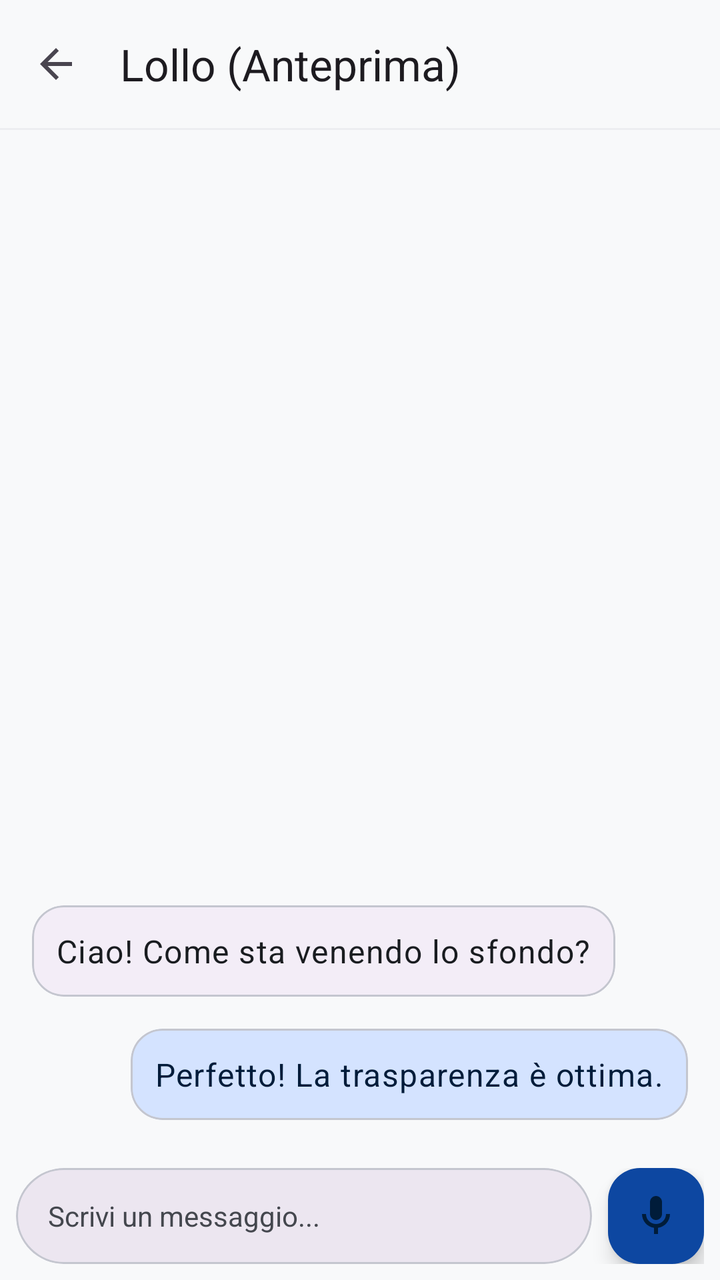
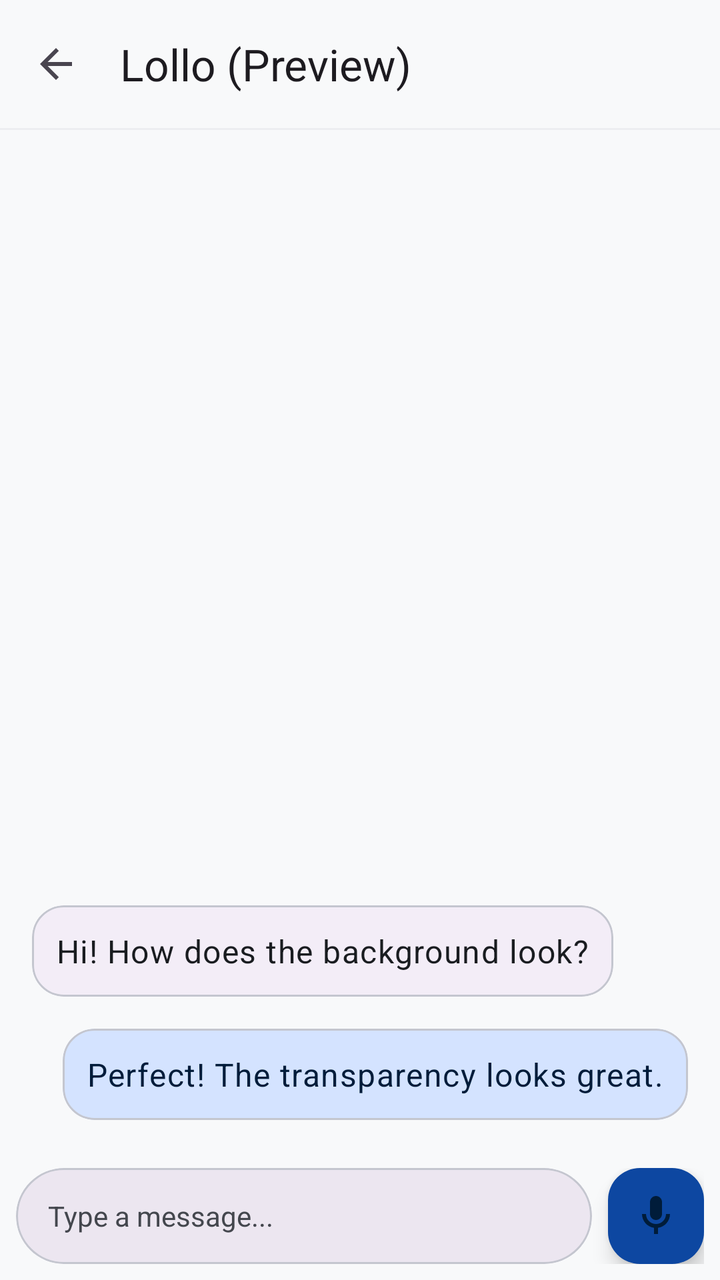

Before-and-after screenshots of an Android layout around one commit, followed by the original layout XML and the change that was made.
<!-- AndroidManifest.xml: application theme Theme.CryptionChat -->
<!-- res/layout/layout_fake_chat_preview.xml -->
<?xml version="1.0" encoding="utf-8"?>

<androidx.constraintlayout.widget.ConstraintLayout xmlns:android="http://schemas.android.com/apk/res/android"
    xmlns:app="http://schemas.android.com/apk/res-auto"
    android:layout_width="match_parent"
    android:layout_height="match_parent"
    android:background="@android:color/transparent">

    
    <com.google.android.material.appbar.AppBarLayout
        android:id="@+id/preview_appbar"
        android:layout_width="match_parent"
        android:layout_height="wrap_content"
        android:background="?attr/colorSurface"
        app:elevation="0dp"
        app:layout_constraintTop_toTopOf="parent">

        <androidx.appcompat.widget.Toolbar
            android:layout_width="match_parent"
            android:layout_height="?attr/actionBarSize"
            app:title="Lollo (Anteprima)"
            app:navigationIcon="@drawable/ic_arrow_back" />

        <View
            android:layout_width="match_parent"
            android:layout_height="1dp"
            android:background="?attr/colorOutlineVariant"
            android:alpha="0.2"/>
    </com.google.android.material.appbar.AppBarLayout>

    
    <com.google.android.material.card.MaterialCardView
        android:id="@+id/preview_card_received"
        android:layout_width="wrap_content"
        android:layout_height="wrap_content"
        android:layout_margin="16dp"
        app:cardBackgroundColor="?attr/colorSurfaceContainer"
        app:cardCornerRadius="16dp"
        app:layout_constraintBottom_toTopOf="@id/preview_card_sent"
        app:layout_constraintStart_toStartOf="parent">

        <TextView
            android:layout_width="wrap_content"
            android:layout_height="wrap_content"
            android:padding="12dp"
            android:text="Ciao! Come sta venendo lo sfondo?"
            android:textAppearance="?attr/textAppearanceBodyLarge"
            android:textColor="?attr/colorOnSurface" />
    </com.google.android.material.card.MaterialCardView>

    
    <com.google.android.material.card.MaterialCardView
        android:id="@+id/preview_card_sent"
        android:layout_width="wrap_content"
        android:layout_height="wrap_content"
        android:layout_margin="16dp"
        app:cardBackgroundColor="?attr/colorPrimaryContainer"
        app:cardCornerRadius="16dp"
        app:layout_constraintBottom_toTopOf="@id/preview_bottom_bar"
        app:layout_constraintEnd_toEndOf="parent">

        <TextView
            android:layout_width="wrap_content"
            android:layout_height="wrap_content"
            android:padding="12dp"
            android:text="Perfetto! La trasparenza è ottima."
            android:textAppearance="?attr/textAppearanceBodyLarge"
            android:textColor="?attr/colorOnPrimaryContainer" />
    </com.google.android.material.card.MaterialCardView>

    
    <LinearLayout
        android:id="@+id/preview_bottom_bar"
        android:layout_width="match_parent"
        android:layout_height="wrap_content"
        android:orientation="horizontal"
        android:padding="8dp"
        android:gravity="center_vertical"
        android:background="?attr/colorSurface"
        app:layout_constraintBottom_toBottomOf="parent">

        <com.google.android.material.card.MaterialCardView
            android:id="@+id/preview_input_card"
            android:layout_width="0dp"
            android:layout_weight="1"
            android:layout_height="48dp"
            android:layout_marginEnd="8dp"
            app:cardBackgroundColor="?attr/colorSurfaceContainerHigh"
            app:cardCornerRadius="24dp">

            <TextView
                android:layout_width="wrap_content"
                android:layout_height="wrap_content"
                android:layout_gravity="center_vertical"
                android:layout_marginStart="16dp"
                android:text="Scrivi un messaggio..."
                android:textColor="?attr/colorOnSurfaceVariant"/>
        </com.google.android.material.card.MaterialCardView>

        <com.google.android.material.floatingactionbutton.FloatingActionButton
            android:layout_width="wrap_content"
            android:layout_height="wrap_content"
            app:srcCompat="@drawable/ic_mic"
            app:fabCustomSize="48dp"
            app:backgroundTint="?attr/colorPrimary"/>
    </LinearLayout>

</androidx.constraintlayout.widget.ConstraintLayout>
<!-- resources referenced by this layout -->
<resources>
  <!-- drawable ic_arrow_back (drawable) -->
  <vector xmlns:android="http://schemas.android.com/apk/res/android"
      android:width="24dp"
      android:height="24dp"
      android:viewportWidth="24"
      android:viewportHeight="24"
      android:tint="?attr/colorControlNormal">
      <path
          android:fillColor="@android:color/white"
          android:pathData="M20,11H7.83l5.59,-5.59L12,4l-8,8 8,8 1.41,-1.41L7.83,13H20v-2z"/>
  </vector>
  <!-- drawable ic_mic (drawable) -->
  <vector xmlns:android="http://schemas.android.com/apk/res/android"
      android:width="24dp"
      android:height="24dp"
      android:viewportWidth="24"
      android:viewportHeight="24"
      android:tint="?attr/colorOnPrimary">
      <path
          android:fillColor="@android:color/white"
          android:pathData="M12,14c1.66,0 3,-1.34 3,-3V5c0,-1.66 -1.34,-3 -3,-3S9,3.34 9,5v6c0,1.66 1.34,3 3,3zM17,11c0,2.76 -2.24,5 -5,5s-5,-2.24 -5,-5H5c0,3.53 2.61,6.43 6,6.92V21h2v-3.08c3.39,-0.49 6,-3.39 6,-6.92h-2z"/>
  </vector>
  <color name="primary_light">#0D47A1</color>
  <color name="primary_container_light">#D4E3FF</color>
  <color name="on_primary_container_light">#001C3A</color>
  <color name="secondary_light">#546E7A</color>
  <color name="on_secondary_light">#FFFFFF</color>
  <color name="secondary_container_light">#DAE2E9</color>
  <color name="on_secondary_container_light">#121F26</color>
  <color name="tertiary_light">#455A64</color>
  <color name="on_tertiary_light">#FFFFFF</color>
  <color name="tertiary_container_light">#CFD8DC</color>
  <color name="error_light">#BA1A1A</color>
  <color name="on_error_light">#FFFFFF</color>
  <color name="error_container_light">#FFDAD6</color>
  <color name="on_error_container_light">#410002</color>
  <color name="background_light">#F8F9FA</color>
  <color name="on_background_light">#191C20</color>
  <color name="surface_light">#F8F9FA</color>
  <color name="on_surface_light">#191C20</color>
  <color name="surface_variant_light">#E0E2E5</color>
  <color name="on_surface_variant_light">#44474E</color>
  <color name="outline_light">#74777F</color>
  <color name="outline_variant_light">#C4C6CF</color>
  <color name="inverse_surface_light">#2F3033</color>
  <color name="inverse_on_surface_light">#F1F0F4</color>
  <color name="inverse_primary_light">#AEC6FF</color>
  <style name="Widget.App.NavigationView" parent="Widget.Material3.NavigationView">
          
          <item name="itemShapeInsetStart">12dp</item>
          <item name="itemShapeInsetEnd">12dp</item>
          
          <item name="itemShapeAppearanceOverlay">@style/ShapeAppearance.Material3.Corner.Full</item>
      </style>
  <style name="ActivityAnimation" parent="@android:style/Animation.Activity">
          <item name="android:activityOpenEnterAnimation">@anim/slide_in_right</item>
          <item name="android:activityOpenExitAnimation">@anim/slide_out_left</item>
          <item name="android:activityCloseEnterAnimation">@anim/slide_in_left</item>
          <item name="android:activityCloseExitAnimation">@anim/slide_out_right</item>
      </style>
  <!-- unchanged entries left out for length: 1 -->
</resources>

<!-- the commit's change to res/layout/layout_fake_chat_preview.xml (unified diff, before → after) -->
@@ -18,7 +18,7 @@
         <androidx.appcompat.widget.Toolbar
             android:layout_width="match_parent"
             android:layout_height="?attr/actionBarSize"
-            app:title="Lollo (Anteprima)"
+            app:title="@string/preview_chat_title"
             app:navigationIcon="@drawable/ic_arrow_back" />
 
         <View
@@ -43,7 +43,7 @@
             android:layout_width="wrap_content"
             android:layout_height="wrap_content"
             android:padding="12dp"
-            android:text="Ciao! Come sta venendo lo sfondo?"
+            android:text="@string/preview_msg_1"
             android:textAppearance="?attr/textAppearanceBodyLarge"
             android:textColor="?attr/colorOnSurface" />
     </com.google.android.material.card.MaterialCardView>
@@ -63,7 +63,7 @@
             android:layout_width="wrap_content"
             android:layout_height="wrap_content"
             android:padding="12dp"
-            android:text="Perfetto! La trasparenza è ottima."
+            android:text="@string/preview_msg_2"
             android:textAppearance="?attr/textAppearanceBodyLarge"
             android:textColor="?attr/colorOnPrimaryContainer" />
     </com.google.android.material.card.MaterialCardView>
@@ -93,7 +93,7 @@
                 android:layout_height="wrap_content"
                 android:layout_gravity="center_vertical"
                 android:layout_marginStart="16dp"
-                android:text="Scrivi un messaggio..."
+                android:text="@string/hint_type_message"
                 android:textColor="?attr/colorOnSurfaceVariant"/>
         </com.google.android.material.card.MaterialCardView>
 
<!-- resource entries referenced after the edit -->
@@ -22,6 +22,10 @@
           android:fillColor="@android:color/white"
           android:pathData="M12,14c1.66,0 3,-1.34 3,-3V5c0,-1.66 -1.34,-3 -3,-3S9,3.34 9,5v6c0,1.66 1.34,3 3,3zM17,11c0,2.76 -2.24,5 -5,5s-5,-2.24 -5,-5H5c0,3.53 2.61,6.43 6,6.92V21h2v-3.08c3.39,-0.49 6,-3.39 6,-6.92h-2z"/>
   </vector>
+  <string name="hint_type_message">Type a message...</string>
+  <string name="preview_chat_title">Lollo (Preview)</string>
+  <string name="preview_msg_1">Hi! How does the background look?</string>
+  <string name="preview_msg_2">Perfect! The transparency looks great.</string>
   <color name="primary_light">#0D47A1</color>
   <color name="primary_container_light">#D4E3FF</color>
   <color name="on_primary_container_light">#001C3A</color>
